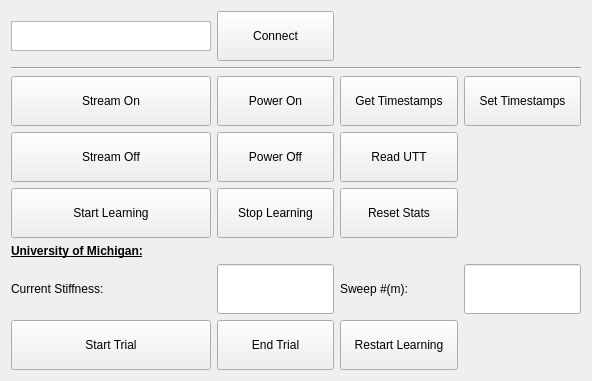
The window that mainwindow.ui (DephyInc/plan_network_interface) describes before a commit, drawn with Qt 5.
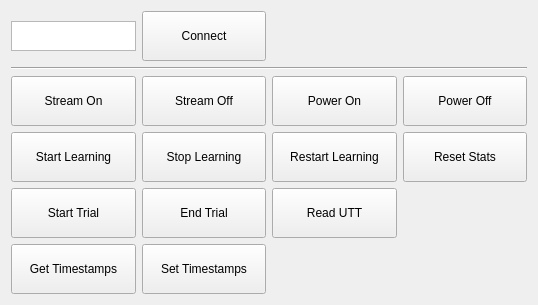
The same window after the commit.

```diff
--- a/mainwindow.ui
+++ b/mainwindow.ui
@@ -6,8 +6,8 @@
    <rect>
     <x>0</x>
     <y>0</y>
-    <width>592</width>
-    <height>379</height>
+    <width>538</width>
+    <height>303</height>
    </rect>
   </property>
   <property name="windowTitle">
@@ -16,7 +16,58 @@
   <widget class="QWidget" name="centralWidget">
    <layout class="QVBoxLayout" name="verticalLayout">
     <item>
-     <layout class="QGridLayout" name="gridLayout" rowstretch="1,0,0,0,0,0,0,0">
+     <layout class="QGridLayout" name="gridLayout" rowstretch="1,1,1,1,1,1" columnstretch="1,1,1,1">
+      <item row="2" column="0">
+       <widget class="QPushButton" name="pushButton">
+        <property name="sizePolicy">
+         <sizepolicy hsizetype="MinimumExpanding" vsizetype="MinimumExpanding">
+          <horstretch>0</horstretch>
+          <verstretch>0</verstretch>
+         </sizepolicy>
+        </property>
+        <property name="minimumSize">
+         <size>
+          <width>100</width>
+          <height>50</height>
+         </size>
+        </property>
+        <property name="text">
+         <string>Stream On</string>
+        </property>
+       </widget>
+      </item>
+      <item row="0" column="2" colspan="2">
+       <widget class="QLabel" name="label">
+        <property name="minimumSize">
+         <size>
+          <width>0</width>
+          <height>50</height>
+         </size>
+        </property>
+        <property name="text">
+         <string/>
+        </property>
+       </widget>
+      </item>
+      <item row="0" column="1">
+       <widget class="QPushButton" name="pushButton_5">
+        <property name="sizePolicy">
+         <sizepolicy hsizetype="MinimumExpanding" vsizetype="Fixed">
+          <horstretch>0</horstretch>
+          <verstretch>0</verstretch>
+         </sizepolicy>
+        </property>
+        <property name="minimumSize">
+         <size>
+          <width>100</width>
+          <height>50</height>
+         </size>
+        </property>
+        <property name="text">
+         <string>Connect</string>
+        </property>
+       </widget>
+      </item>
       <item row="1" column="0" colspan="4">
        <widget class="Line" name="line">
         <property name="orientation">
@@ -24,120 +75,20 @@
         </property>
        </widget>
       </item>
-      <item row="6" column="0">
-       <widget class="QLabel" name="lbCurrentStiffness">
-        <property name="text">
-         <string>Current Stiffness:</string>
-        </property>
-       </widget>
-      </item>
-      <item row="2" column="2">
-       <widget class="QPushButton" name="pushButton_6">
-        <property name="sizePolicy">
-         <sizepolicy hsizetype="MinimumExpanding" vsizetype="MinimumExpanding">
-          <horstretch>0</horstretch>
-          <verstretch>0</verstretch>
-         </sizepolicy>
-        </property>
-        <property name="minimumSize">
-         <size>
-          <width>0</width>
-          <height>50</height>
-         </size>
-        </property>
-        <property name="text">
-         <string>Get Timestamps</string>
-        </property>
-       </widget>
-      </item>
-      <item row="6" column="1">
-       <widget class="QLineEdit" name="leCurrentStiffness">
-        <property name="sizePolicy">
-         <sizepolicy hsizetype="MinimumExpanding" vsizetype="MinimumExpanding">
-          <horstretch>0</horstretch>
-          <verstretch>0</verstretch>
-         </sizepolicy>
-        </property>
-        <property name="minimumSize">
-         <size>
-          <width>0</width>
-          <height>50</height>
-         </size>
-        </property>
-       </widget>
-      </item>
-      <item row="3" column="0">
-       <widget class="QPushButton" name="pushButton_2">
-        <property name="sizePolicy">
-         <sizepolicy hsizetype="MinimumExpanding" vsizetype="MinimumExpanding">
-          <horstretch>0</horstretch>
-          <verstretch>0</verstretch>
-         </sizepolicy>
-        </property>
-        <property name="minimumSize">
-         <size>
-          <width>0</width>
-          <height>50</height>
-         </size>
-        </property>
-        <property name="text">
-         <string>Stream Off</string>
-        </property>
-       </widget>
-      </item>
-      <item row="4" column="1">
-       <widget class="QPushButton" name="pushButton_9">
-        <property name="sizePolicy">
-         <sizepolicy hsizetype="MinimumExpanding" vsizetype="Expanding">
-          <horstretch>0</horstretch>
-          <verstretch>0</verstretch>
-         </sizepolicy>
-        </property>
-        <property name="minimumSize">
-         <size>
-          <width>0</width>
-          <height>50</height>
-         </size>
-        </property>
-        <property name="text">
-         <string>Stop Learning</string>
-        </property>
-       </widget>
-      </item>
-      <item row="2" column="3">
-       <widget class="QPushButton" name="pushButton_11">
-        <property name="sizePolicy">
-         <sizepolicy hsizetype="MinimumExpanding" vsizetype="MinimumExpanding">
-          <horstretch>0</horstretch>
-          <verstretch>0</verstretch>
-         </sizepolicy>
-        </property>
-        <property name="minimumSize">
-         <size>
-          <width>0</width>
-          <height>50</height>
-         </size>
-        </property>
-        <property name="text">
-         <string>Set Timestamps</string>
-        </property>
-       </widget>
-      </item>
-      <item row="6" column="2">
-       <widget class="QLabel" name="lbSweep">
-        <property name="text">
-         <string>Sweep #(m):</string>
-        </property>
-       </widget>
-      </item>
       <item row="0" column="0">
        <widget class="QTextEdit" name="textEdit">
         <property name="sizePolicy">
-         <sizepolicy hsizetype="Fixed" vsizetype="Fixed">
+         <sizepolicy hsizetype="MinimumExpanding" vsizetype="Fixed">
           <horstretch>0</horstretch>
           <verstretch>0</verstretch>
          </sizepolicy>
         </property>
+        <property name="minimumSize">
+         <size>
+          <width>100</width>
+          <height>0</height>
+         </size>
+        </property>
         <property name="maximumSize">
          <size>
           <width>200</width>
@@ -146,14 +97,64 @@
         </property>
        </widget>
       </item>
-      <item row="5" column="0" colspan="2">
-       <widget class="QLabel" name="lbMichigan">
+      <item row="2" column="2">
+       <widget class="QPushButton" name="pushButton_3">
+        <property name="sizePolicy">
+         <sizepolicy hsizetype="MinimumExpanding" vsizetype="MinimumExpanding">
+          <horstretch>0</horstretch>
+          <verstretch>0</verstretch>
+         </sizepolicy>
+        </property>
+        <property name="minimumSize">
+         <size>
+          <width>100</width>
+          <height>50</height>
+         </size>
+        </property>
         <property name="text">
-         <string>&lt;html&gt;&lt;head/&gt;&lt;body&gt;&lt;p&gt;&lt;span style=&quot; font-size:9pt; font-weight:600; text-decoration: underline;&quot;&gt;University of Michigan:&lt;/span&gt;&lt;/p&gt;&lt;/body&gt;&lt;/html&gt;</string>
+         <string>Power On</string>
         </property>
        </widget>
       </item>
-      <item row="4" column="0">
+      <item row="2" column="3">
+       <widget class="QPushButton" name="pushButton_4">
+        <property name="sizePolicy">
+         <sizepolicy hsizetype="MinimumExpanding" vsizetype="MinimumExpanding">
+          <horstretch>0</horstretch>
+          <verstretch>0</verstretch>
+         </sizepolicy>
+        </property>
+        <property name="minimumSize">
+         <size>
+          <width>100</width>
+          <height>50</height>
+         </size>
+        </property>
+        <property name="text">
+         <string>Power Off</string>
+        </property>
+       </widget>
+      </item>
+      <item row="2" column="1">
+       <widget class="QPushButton" name="pushButton_2">
+        <property name="sizePolicy">
+         <sizepolicy hsizetype="MinimumExpanding" vsizetype="MinimumExpanding">
+          <horstretch>0</horstretch>
+          <verstretch>0</verstretch>
+         </sizepolicy>
+        </property>
+        <property name="minimumSize">
+         <size>
+          <width>100</width>
+          <height>50</height>
+         </size>
+        </property>
+        <property name="text">
+         <string>Stream Off</string>
+        </property>
+       </widget>
+      </item>
+      <item row="3" column="0">
        <widget class="QPushButton" name="pushButton_8">
         <property name="sizePolicy">
          <sizepolicy hsizetype="MinimumExpanding" vsizetype="Expanding">
@@ -163,7 +164,7 @@
         </property>
         <property name="minimumSize">
          <size>
-          <width>0</width>
+          <width>100</width>
           <height>50</height>
          </size>
         </property>
@@ -172,84 +173,27 @@
         </property>
        </widget>
       </item>
-      <item row="4" column="2">
-       <widget class="QPushButton" name="pushButton_7">
-        <property name="sizePolicy">
-         <sizepolicy hsizetype="MinimumExpanding" vsizetype="Expanding">
-          <horstretch>0</horstretch>
-          <verstretch>0</verstretch>
-         </sizepolicy>
-        </property>
-        <property name="minimumSize">
-         <size>
-          <width>0</width>
-          <height>50</height>
-         </size>
-        </property>
-        <property name="text">
-         <string>Reset Stats</string>
-        </property>
-       </widget>
-      </item>
-      <item row="7" column="2">
-       <widget class="QPushButton" name="pbRestartLearning">
-        <property name="sizePolicy">
-         <sizepolicy hsizetype="MinimumExpanding" vsizetype="MinimumExpanding">
-          <horstretch>0</horstretch>
-          <verstretch>0</verstretch>
-         </sizepolicy>
-        </property>
-        <property name="minimumSize">
-         <size>
-          <width>0</width>
-          <height>50</height>
-         </size>
-        </property>
-        <property name="text">
-         <string>Restart Learning</string>
-        </property>
-       </widget>
-      </item>
       <item row="3" column="1">
-       <widget class="QPushButton" name="pushButton_4">
+       <widget class="QPushButton" name="pushButton_9">
         <property name="sizePolicy">
-         <sizepolicy hsizetype="MinimumExpanding" vsizetype="MinimumExpanding">
+         <sizepolicy hsizetype="MinimumExpanding" vsizetype="Expanding">
           <horstretch>0</horstretch>
           <verstretch>0</verstretch>
          </sizepolicy>
         </property>
         <property name="minimumSize">
          <size>
-          <width>0</width>
+          <width>100</width>
           <height>50</height>
          </size>
         </property>
         <property name="text">
-         <string>Power Off</string>
-        </property>
-       </widget>
-      </item>
-      <item row="2" column="0">
-       <widget class="QPushButton" name="pushButton">
-        <property name="sizePolicy">
-         <sizepolicy hsizetype="MinimumExpanding" vsizetype="MinimumExpanding">
-          <horstretch>0</horstretch>
-          <verstretch>0</verstretch>
-         </sizepolicy>
-        </property>
-        <property name="minimumSize">
-         <size>
-          <width>0</width>
-          <height>50</height>
-         </size>
-        </property>
-        <property name="text">
-         <string>Stream On</string>
+         <string>Stop Learning</string>
         </property>
        </widget>
       </item>
       <item row="3" column="2">
-       <widget class="QPushButton" name="pushButton_10">
+       <widget class="QPushButton" name="pbRestartLearning">
         <property name="sizePolicy">
          <sizepolicy hsizetype="MinimumExpanding" vsizetype="MinimumExpanding">
           <horstretch>0</horstretch>
@@ -258,70 +202,16 @@
         </property>
         <property name="minimumSize">
          <size>
-          <width>0</width>
+          <width>100</width>
           <height>50</height>
          </size>
         </property>
         <property name="text">
-         <string>Read UTT</string>
+         <string>Restart Learning</string>
         </property>
        </widget>
       </item>
-      <item row="2" column="1">
-       <widget class="QPushButton" name="pushButton_3">
-        <property name="sizePolicy">
-         <sizepolicy hsizetype="MinimumExpanding" vsizetype="MinimumExpanding">
-          <horstretch>0</horstretch>
-          <verstretch>0</verstretch>
-         </sizepolicy>
-        </property>
-        <property name="minimumSize">
-         <size>
-          <width>0</width>
-          <height>50</height>
-         </size>
-        </property>
-        <property name="text">
-         <string>Power On</string>
-        </property>
-       </widget>
-      </item>
-      <item row="6" column="3">
-       <widget class="QLineEdit" name="leSweep">
-        <property name="sizePolicy">
-         <sizepolicy hsizetype="MinimumExpanding" vsizetype="MinimumExpanding">
-          <horstretch>0</horstretch>
-          <verstretch>0</verstretch>
-         </sizepolicy>
-        </property>
-        <property name="minimumSize">
-         <size>
-          <width>0</width>
-          <height>50</height>
-         </size>
-        </property>
-       </widget>
-      </item>
-      <item row="0" column="1">
-       <widget class="QPushButton" name="pushButton_5">
-        <property name="sizePolicy">
-         <sizepolicy hsizetype="MinimumExpanding" vsizetype="Fixed">
-          <horstretch>0</horstretch>
-          <verstretch>0</verstretch>
-         </sizepolicy>
-        </property>
-        <property name="minimumSize">
-         <size>
-          <width>0</width>
-          <height>50</height>
-         </size>
-        </property>
-        <property name="text">
-         <string>Connect</string>
-        </property>
-       </widget>
-      </item>
-      <item row="7" column="0">
+      <item row="4" column="0">
        <widget class="QPushButton" name="pbStartTrial">
         <property name="sizePolicy">
          <sizepolicy hsizetype="MinimumExpanding" vsizetype="MinimumExpanding">
@@ -331,7 +221,7 @@
         </property>
         <property name="minimumSize">
          <size>
-          <width>0</width>
+          <width>100</width>
           <height>50</height>
          </size>
         </property>
@@ -340,20 +230,7 @@
         </property>
        </widget>
       </item>
-      <item row="0" column="2" colspan="2">
-       <widget class="QLabel" name="label">
-        <property name="minimumSize">
-         <size>
-          <width>0</width>
-          <height>50</height>
-         </size>
-        </property>
-        <property name="text">
-         <string/>
-        </property>
-       </widget>
-      </item>
-      <item row="7" column="1">
+      <item row="4" column="1">
        <widget class="QPushButton" name="pbEndTrial">
         <property name="sizePolicy">
          <sizepolicy hsizetype="MinimumExpanding" vsizetype="MinimumExpanding">
@@ -363,7 +240,7 @@
         </property>
         <property name="minimumSize">
          <size>
-          <width>0</width>
+          <width>100</width>
           <height>50</height>
          </size>
         </property>
@@ -372,6 +249,82 @@
         </property>
        </widget>
       </item>
+      <item row="5" column="0">
+       <widget class="QPushButton" name="pushButton_6">
+        <property name="sizePolicy">
+         <sizepolicy hsizetype="MinimumExpanding" vsizetype="MinimumExpanding">
+          <horstretch>0</horstretch>
+          <verstretch>0</verstretch>
+         </sizepolicy>
+        </property>
+        <property name="minimumSize">
+         <size>
+          <width>100</width>
+          <height>50</height>
+         </size>
+        </property>
+        <property name="text">
+         <string>Get Timestamps</string>
+        </property>
+       </widget>
+      </item>
+      <item row="5" column="1">
+       <widget class="QPushButton" name="pushButton_11">
+        <property name="sizePolicy">
+         <sizepolicy hsizetype="MinimumExpanding" vsizetype="MinimumExpanding">
+          <horstretch>0</horstretch>
+          <verstretch>0</verstretch>
+         </sizepolicy>
+        </property>
+        <property name="minimumSize">
+         <size>
+          <width>100</width>
+          <height>50</height>
+         </size>
+        </property>
+        <property name="text">
+         <string>Set Timestamps</string>
+        </property>
+       </widget>
+      </item>
+      <item row="3" column="3">
+       <widget class="QPushButton" name="pushButton_7">
+        <property name="sizePolicy">
+         <sizepolicy hsizetype="MinimumExpanding" vsizetype="Expanding">
+          <horstretch>0</horstretch>
+          <verstretch>0</verstretch>
+         </sizepolicy>
+        </property>
+        <property name="minimumSize">
+         <size>
+          <width>100</width>
+          <height>50</height>
+         </size>
+        </property>
+        <property name="text">
+         <string>Reset Stats</string>
+        </property>
+       </widget>
+      </item>
+      <item row="4" column="2">
+       <widget class="QPushButton" name="pushButton_10">
+        <property name="sizePolicy">
+         <sizepolicy hsizetype="MinimumExpanding" vsizetype="MinimumExpanding">
+          <horstretch>0</horstretch>
+          <verstretch>0</verstretch>
+         </sizepolicy>
+        </property>
+        <property name="minimumSize">
+         <size>
+          <width>100</width>
+          <height>50</height>
+         </size>
+        </property>
+        <property name="text">
+         <string>Read UTT</string>
+        </property>
+       </widget>
+      </item>
      </layout>
     </item>
    </layout>
```
